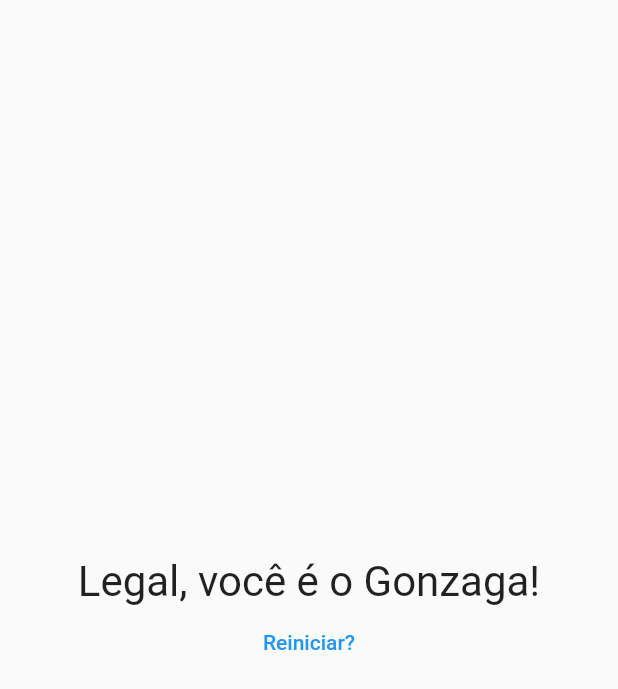
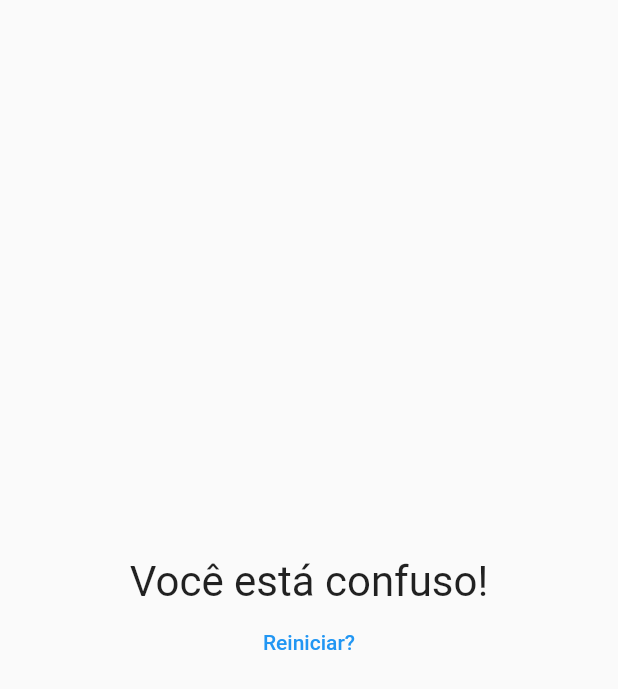
Before and after one commit to saulogusmao/projeto_perguntas, a Flutter app: the Resultado widget shown alone on an empty page, opened directly with empty values, on a phone screen of 412 x 824 dp. Shown: the top 689 px of the screen. Run offline on Flutter 3.47's test engine with Material 2 defaults, Android fonts, the phone set to English and light mode, and no system bars.

Commit message:
segundo commit

```diff
--- a/lib/main.dart
+++ b/lib/main.dart
@@ -15,28 +15,28 @@ class PerguntaAppState extends State<PerguntaApp> {
     {
       'texto': 'Qual Estado voce nasceu?',
       'respostas': [
-        {'texto': 'Minas Gerais', 'pontuacao': 0},
-        {'texto': 'São Paulo', 'pontuacao': 0},
-        {'texto': 'Espírito Santo', 'pontuacao': 0},
-        {'texto': 'Rio de Janeiro', 'pontuacao': 0},
+        {'texto': 'Minas Gerais', 'pontuacao': 1},
+        {'texto': 'São Paulo', 'pontuacao': 2},
+        {'texto': 'Espírito Santo', 'pontuacao': 3},
+        {'texto': 'Rio de Janeiro', 'pontuacao': 4},
       ],
     },
     {
       'texto': 'Em qual cidade?',
       'respostas': [
-        {'texto': 'Suzano', 'pontuacao': 0},
-        {'texto': 'Campo Grande', 'pontuacao': 0},
-        {'texto': 'Itabira', 'pontuacao': 0},
-        {'texto': 'Governador Valadares', 'pontuacao': 0},
+        {'texto': 'Divinopolis', 'pontuacao': 3},
+        {'texto': 'Belo Horizonte', 'pontuacao': 2},
+        {'texto': 'Itabira', 'pontuacao': 1},
+        {'texto': 'Governador Valadares', 'pontuacao': 4},
       ],
     },
     {
       'texto': 'Qual é a sua profissão?',
       'respostas': [
         {'texto': 'Programador', 'pontuacao': 1},
-        {'texto': 'Dentista', 'pontuacao': 5},
+        {'texto': 'Dentista', 'pontuacao': 4},
         {'texto': 'Médica', 'pontuacao': 6},
-        {'texto': 'Bixeiro', 'pontuacao': 10},
+        {'texto': 'Motorista', 'pontuacao': 10},
       ],
     },
   ];
--- a/lib/resultado.dart
+++ b/lib/resultado.dart
@@ -6,13 +6,13 @@ class Resultado extends StatelessWidget {
   Resultado(this.pontuacao, this.quandoReiniciarQuestionario);
 
   String get fraseResultado {
-    if (pontuacao < 4) {
-      return 'Legal, você é o Gonzaga!';
-    } else if (pontuacao == 5) {
+    if (pontuacao == 3) {
+      return 'Legal, você é o Saulo!';
+    } else if (pontuacao == 9) {
       return 'Legal, você é a Adélia';
-    } else if (pontuacao == 6) {
+    } else if (pontuacao == 8) {
       return 'Legal, você é a Aline';
-    } else if (pontuacao == 10) {
+    } else if (pontuacao == 12) {
       return "Legal. vocé é o Laércio";
     } else {
       return 'Você está confuso!';
```
